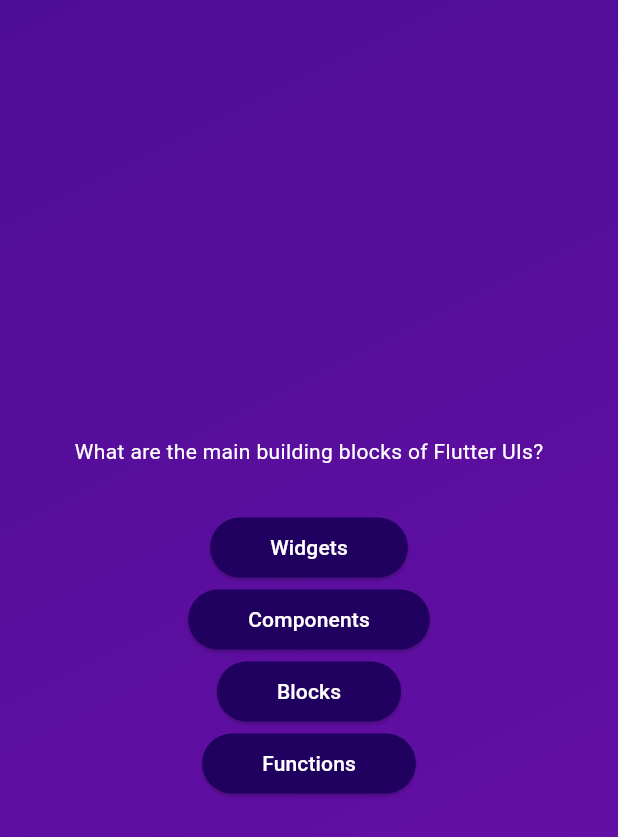
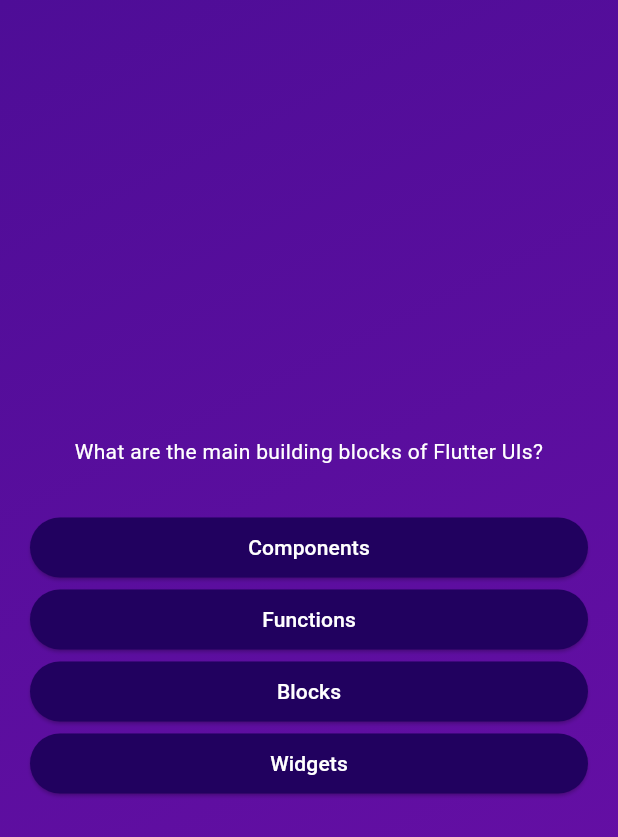
Before and after one commit to zzz-icy/flutter_advanced_basics, a Flutter app: the screen it shows after launch, after a tap on "Start Quiz", on a phone screen of 412 x 824 dp. Shown: the top 837 px of the screen. Run offline on Flutter 3.47's test engine with Material 3 defaults, Android fonts, the phone set to English and light mode, and no system bars.

```diff
--- a/lib/models/quiz_questions.dart
+++ b/lib/models/quiz_questions.dart
@@ -3,4 +3,9 @@ class QuizQuestion {
 
   final String text;
   final List<String> answers;
+  List<String> getShuffledAnswers() {
+    final shuffledList = List.of(answers);
+    shuffledList.shuffle();
+    return shuffledList;
+  }
 }
--- a/lib/questions_screen.dart
+++ b/lib/questions_screen.dart
@@ -17,17 +17,21 @@ class _QuestionsSate extends State<QuestionsScreen> {
     final currentQuestion = questions[0];
     return SizedBox(
       width: double.infinity,
+      child: Container(
+        margin: const EdgeInsets.all(20),
         child: Column(
           mainAxisAlignment: MainAxisAlignment.center,
+          crossAxisAlignment: CrossAxisAlignment.stretch,
           children: [
             Text(
               currentQuestion.text,
               style: const TextStyle(color: Colors.white),
+              textAlign: TextAlign.center,
             ),
             const SizedBox(
               height: 30,
             ),
-          ...currentQuestion.answers.map((item) {
+            ...currentQuestion.getShuffledAnswers().map((item) {
               return AnswerButton(
                 text: item,
                 onTap: () {},
@@ -35,6 +39,7 @@ class _QuestionsSate extends State<QuestionsScreen> {
             })
           ],
         ),
+      ),
     );
   }
 }
```
Lines whose indentation alone changed are shown as unchanged.
